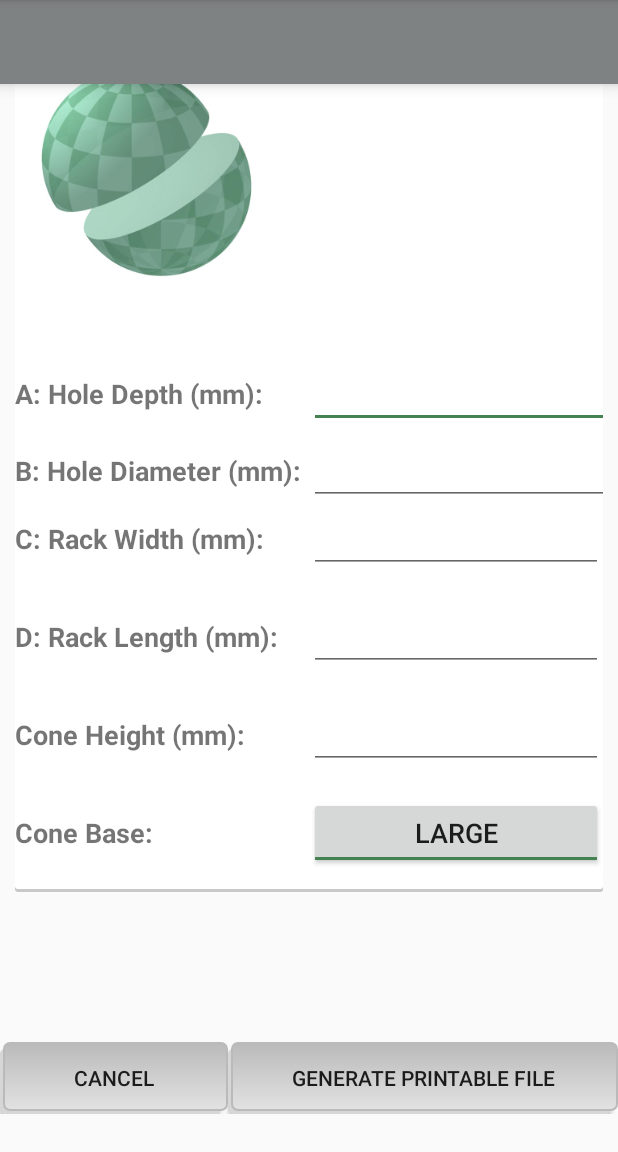
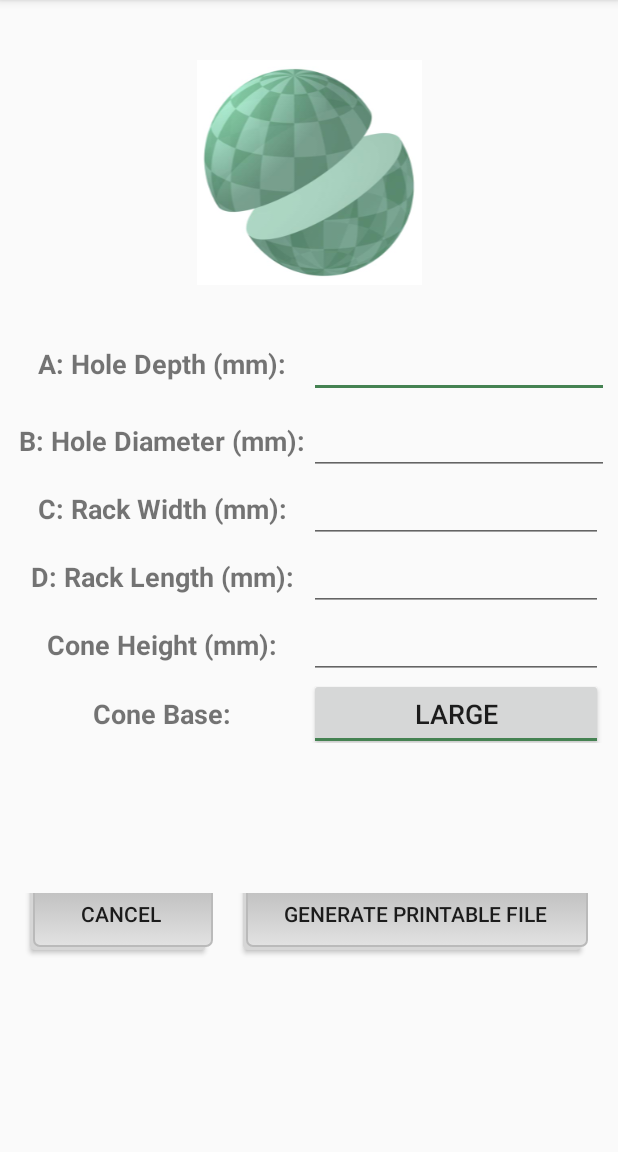
Before and after one commit to kijenzi/kijenzi-mobile, an Android app: the ParamsEditActivity screen opened directly, with no data from a screen before it, on a phone screen of 412 x 824 dp, the part 84-1236 px from its top. Run offline under Robolectric (Android 15) with nearby library versions, the phone set to English and light mode, and no system bars; our stand-ins replace Firebase (no records; nobody signed in at launch, a user with empty details on screens opened directly); 1 statement that could not run was skipped.

Commit message:
Fixed parameter input page

```diff
--- a/app/src/main/res/layout/activity_params_edit.xml
+++ b/app/src/main/res/layout/activity_params_edit.xml
@@ -1,4 +1,8 @@
 <?xml version="1.0" encoding="utf-8"?>
+<ScrollView xmlns:android="http://schemas.android.com/apk/res/android"
+    android:id="@+id/ScrollView01"
+    android:layout_width="fill_parent"
+    android:layout_height="fill_parent" >
 <RelativeLayout xmlns:android="http://schemas.android.com/apk/res/android"
     xmlns:app="http://schemas.android.com/apk/res-auto"
     xmlns:tools="http://schemas.android.com/tools"
@@ -6,47 +10,37 @@
     android:layout_height="match_parent"
     tools:context="com.example.cmgoe.medtechkijenzi.ParamsEditActivity">
 
-    <android.support.design.widget.TabLayout
-        android:id="@+id/tab_layout"
-        android:layout_width="match_parent"
-        android:layout_height="wrap_content"
-        android:background="?attr/colorPrimary"
-        android:elevation="6dp"
-        android:minHeight="?attr/actionBarSize"
-        android:theme="@style/ThemeOverlay.AppCompat.Dark.ActionBar"/>
+    <!--<android.support.design.widget.TabLayout-->
+        <!--android:id="@+id/tab_layout"-->
+        <!--android:layout_width="match_parent"-->
+        <!--android:layout_height="wrap_content"-->
+        <!--android:background="?attr/colorPrimary"-->
+        <!--android:elevation="6dp"-->
+        <!--android:minHeight="?attr/actionBarSize"-->
+        <!--android:theme="@style/ThemeOverlay.AppCompat.Dark.ActionBar"/>-->
 
-    <android.support.v4.view.ViewPager
-        android:id="@+id/pager"
-        android:layout_width="match_parent"
-        android:layout_height="fill_parent"
-        android:layout_below="@id/tab_layout"/>
+    <!--<android.support.v4.view.ViewPager-->
+        <!--android:id="@+id/pager"-->
+        <!--android:layout_width="match_parent"-->
+        <!--android:layout_height="fill_parent"-->
+        <!--android:layout_below="@id/tab_layout"/>-->
 
     <LinearLayout
         android:id="@+id/rel_mid"
         android:orientation="vertical"
-
-        android:layout_gravity="center_vertical"
         android:layout_width= "match_parent"
-        android:layout_height="wrap_content"
-        android:background="@drawable/background_panel"
+        android:layout_height="match_parent"
         android:paddingTop="40dp"
         android:layout_marginLeft="10dp"
         android:layout_marginRight="10dp">
 
-        <LinearLayout
-            android:layout_width="fill_parent"
-            android:layout_height="wrap_content"
-            android:weightSum="2"
-            android:layout_above="@id/middle_container">
-
             <ImageView
                 android:id="@+id/dimensions_picture"
-                android:layout_width="175dp"
+                android:layout_width="match_parent"
                 android:layout_height="150dp"
-                android:layout_marginBottom="50dp"
-                android:layout_gravity="top"/>
-
-        </LinearLayout>
+                android:layout_marginBottom="30dp"
+                android:layout_gravity="top"
+                android:layout_above="@id/middle_container"/>
 
         <LinearLayout
             android:id="@+id/middle_container"
@@ -58,6 +52,7 @@
                 android:layout_width="0dp"
                 android:layout_height="wrap_content"
                 android:layout_weight="1"
+                android:gravity="center"
                 android:text="A: Hole Depth (mm):"
                 android:textStyle="bold"
                 android:textSize="18sp"/>
@@ -84,6 +79,7 @@
                 android:layout_height="wrap_content"
                 android:layout_weight="1"
                 android:text="B: Hole Diameter (mm):"
+                android:gravity="center"
                 android:textStyle="bold"
                 android:paddingTop="16dp"
                 android:textSize="18sp"/>
@@ -109,6 +105,7 @@
                 android:layout_height="wrap_content"
                 android:layout_weight="1"
                 android:text="C: Rack Width (mm):"
+                android:gravity="center"
                 android:textStyle="bold"
                 android:paddingTop="16dp"
                 android:textSize="18sp"/>
@@ -118,7 +115,6 @@
                 android:layout_weight="1"
                 android:id="@+id/rack_width"
                 android:text=""
-                android:layout_marginBottom="20dp"
                 android:textSize="18sp"/>
 
         </LinearLayout>
@@ -133,6 +129,7 @@
             <TextView
                 android:layout_width="0dp"
                 android:layout_height="wrap_content"
+                android:gravity="center"
                 android:layout_weight="1"
                 android:text="D: Rack Length (mm):"
                 android:textStyle="bold"
@@ -144,7 +141,6 @@
                 android:layout_weight="1"
                 android:text=""
                 android:id="@+id/rack_length"
-                android:layout_marginBottom="20dp"
                 android:textSize="18sp"/>
 
         </LinearLayout>
@@ -152,7 +148,7 @@
         <LinearLayout
             android:id="@+id/sub-middle-4_container"
             android:layout_width="fill_parent"
-            android:layout_height="wrap_content"
+            android:layout_height="46dp"
             android:layout_below="@id/sub-middle-3_container"
             android:weightSum="2">
 
@@ -160,18 +156,19 @@
                 android:layout_width="0dp"
                 android:layout_height="wrap_content"
                 android:layout_weight="1"
+                android:paddingTop="16dp"
                 android:text="Cone Height (mm):"
-                android:textStyle="bold"
-                android:paddingTop="16dp"
-                android:textSize="18sp"/>
+                android:gravity="center"
+                android:textSize="18sp"
+                android:textStyle="bold" />
+
             <EditText
+                android:id="@+id/cone_height"
                 android:layout_width="0dp"
                 android:layout_height="wrap_content"
                 android:layout_weight="1"
-                android:id="@+id/cone_height"
                 android:text=""
-                android:layout_marginBottom="20dp"
-                android:textSize="18sp"/>
+                android:textSize="18sp" />
 
         </LinearLayout>
 
@@ -187,6 +184,7 @@
                 android:layout_height="wrap_content"
                 android:layout_weight="1"
                 android:text="Cone Base:"
+                android:gravity="center"
                 android:textStyle="bold"
                 android:paddingTop="16dp"
                 android:textSize="18sp"/>
@@ -198,26 +196,20 @@
                 android:checked="true"
                 android:textOn="Large"
                 android:textOff="Small"
-                android:layout_marginBottom="20dp"
                 android:textSize="18sp" />
 
         </LinearLayout>
-    </LinearLayout>
-
-    <RelativeLayout
-        android:id="@+id/buttonsPanel"
-        android:layout_width="fill_parent"
-        android:layout_height="wrap_content"
-        android:layout_below="@id/rel_mid">
-
         <LinearLayout
             android:layout_width="fill_parent"
             android:layout_height="wrap_content"
             android:weightSum="2"
+            android:gravity="bottom"
             android:paddingTop="100dp">
 
             <Button
                 android:layout_width="wrap_content"
+                android:layout_gravity="bottom"
+                android:layout_margin="10dp"
                 android:id="@+id/cancel_button"
                 android:layout_height="wrap_content"
                 android:text="Cancel"
@@ -227,13 +219,18 @@
             <Button
                 android:layout_width="wrap_content"
                 android:layout_height="wrap_content"
+                android:layout_gravity="bottom"
+                android:layout_margin="10dp"
                 android:id="@+id/generate_button"
                 android:text="Generate Printable File"
                 android:layout_weight="1"
                 android:background="@drawable/button_selector" />
 
         </LinearLayout>
+    </LinearLayout>
 
-    </RelativeLayout>
+
+
 
 </RelativeLayout>
+</ScrollView>
```
